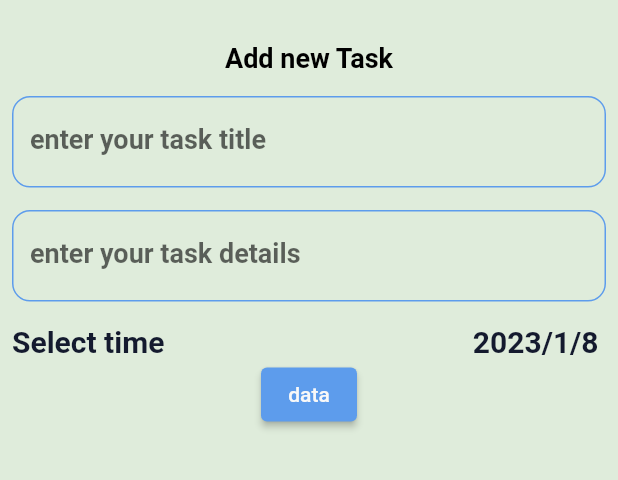
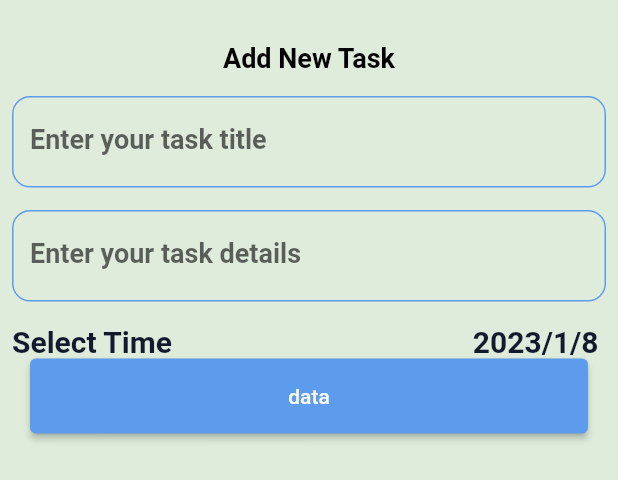
Before and after one commit to mhmedhasn/To-Do, a Flutter app: the AddTaskBottomSheet widget shown alone on an empty page, opened directly, on a phone screen of 412 x 824 dp. Shown: the top 480 px of the screen. Run offline on Flutter 3.47's test engine with Material 2 defaults, Android fonts, the phone set to English and light mode, and no system bars; our stand-ins replace cloud_firestore, date_picker_timeline, firebase_core, flutter_slidable; accounts and stored records are empty; generated files the repository leaves out were written again.

Commit message:
Create Localizations and themeing

```diff
--- a/lib/main.dart
+++ b/lib/main.dart
@@ -37,7 +37,7 @@ class MyApp extends StatelessWidget {
       initialRoute: HomeLayout.routName,
       routes: {
         HomeLayout.routName: (context) => HomeLayout(),
-        // edit_task.routName: (context) =>  edit_task(),
+        edit_task.routName: (context) =>  edit_task(),
       },
       theme: MyThemeData.lightTheme,
       darkTheme: MyThemeData.darkTheme,
--- a/lib/modules/tasks_list/add_task_bottom_sheet.dart
+++ b/lib/modules/tasks_list/add_task_bottom_sheet.dart
@@ -3,6 +3,7 @@ import 'package:flutter/material.dart';
 import 'package:todo_app/models/Task1.dart';
 import 'package:todo_app/shared/components/ui_utils.dart';
 import 'package:todo_app/shared/network/local/firebase_.dart';
+import 'package:flutter_gen/gen_l10n/app_localizations.dart';
 
 class AddTaskBottomSheet extends StatefulWidget {
   @override
@@ -19,13 +20,14 @@ class _AddTaskBottomSheetState extends State<AddTaskBottomSheet> {
   Widget build(BuildContext context) {
     return Padding(
       padding: const EdgeInsets.all(8.0),
+      child: SingleChildScrollView(
         child: Column(
           children: [
             SizedBox(
               height: 20,
             ),
             Text(
-            'Add new Task',
+              AppLocalizations.of(context)!.addNewTask,
               style: Theme.of(context).textTheme.subtitle1,
             ),
             SizedBox(
@@ -38,13 +40,14 @@ class _AddTaskBottomSheetState extends State<AddTaskBottomSheet> {
                     TextFormField(
                       validator: (value) {
                         if (value != null && value.isEmpty) {
-                        return 'please enter your task title';
+                          return '${AppLocalizations.of(context)!.please}${AppLocalizations.of(context)!.enterYourTaskTitle}';
                         }
                         return null;
                       },
                       controller: titleController,
                       decoration: InputDecoration(
-                      label: Text('enter your task title'),
+                        label: Text(
+                            AppLocalizations.of(context)!.enterYourTaskTitle),
                         enabledBorder: OutlineInputBorder(
                           borderRadius: BorderRadius.circular(12),
                           borderSide:
@@ -63,14 +66,15 @@ class _AddTaskBottomSheetState extends State<AddTaskBottomSheet> {
                     TextFormField(
                       validator: (value) {
                         if (value != null && value.isEmpty) {
-                        return 'please enter your task title';
+                          return '${AppLocalizations.of(context)!.please}${AppLocalizations.of(context)!.enterYourTaskDetails}';
                         }
 
                         return null;
                       },
                       controller: descriptionController,
                       decoration: InputDecoration(
-                      label: Text('enter your task details'),
+                        label: Text(
+                            AppLocalizations.of(context)!.enterYourTaskDetails),
                         enabledBorder: OutlineInputBorder(
                           borderRadius: BorderRadius.circular(12),
                           borderSide:
@@ -93,7 +97,7 @@ class _AddTaskBottomSheetState extends State<AddTaskBottomSheet> {
                       child: Row(
                         mainAxisAlignment: MainAxisAlignment.spaceBetween,
                         children: [
-                        Text('Select time',
+                          Text(AppLocalizations.of(context)!.selectTime,
                               style: Theme.of(context).textTheme.headline1),
                           Text(
                               '${SelectedDate.year}/${SelectedDate.month}/${SelectedDate.day} ',
@@ -101,7 +105,11 @@ class _AddTaskBottomSheetState extends State<AddTaskBottomSheet> {
                         ],
                       ),
                     ),
-                  ElevatedButton(
+                    Container(
+                      padding: EdgeInsets.only(left: 12,right: 12),
+                      width: double.infinity,
+                      height: 50,
+                      child: ElevatedButton(
                           onPressed: () {
                             if (key1.currentState!.validate()) {
                               Task task = Task(
@@ -110,18 +118,22 @@ class _AddTaskBottomSheetState extends State<AddTaskBottomSheet> {
                                   date: DateUtils.dateOnly(SelectedDate)
                                       .millisecondsSinceEpoch);
                               showLoging('Loding....', context);
-                          addTaskToFirebase(task).then((value) => hideLoging(context));
+                              addTaskToFirebase(task)
+                                  .then((value) => hideLoging(context));
                               Navigator.pop(context);
-
-                          ///////////////////////
-                          // showMessage(
-                          //     context, 'The task was added successfully ', 'ok',
-                          //     () {
-                          //   Navigator.pop(context);
-                          // });
+                              /////////////////////
+                              showMessage(
+                                  context,
+                                  AppLocalizations.of(context)!
+                                      .thetaskwasaddedsuccessfully,
+                                  AppLocalizations.of(context)!.ok, () {
+                                Navigator.pop(context);Navigator.pop(context);
+                              });
                             }
                           },
+
                           child: Text('data')),
+                    ),
                     SizedBox(
                       height: 64.5,
                     ),
@@ -131,6 +143,7 @@ class _AddTaskBottomSheetState extends State<AddTaskBottomSheet> {
                   ],
                 ))
           ],
+        ),
       ),
     );
   }
--- a/lib/shared/network/local/firebase_.dart
+++ b/lib/shared/network/local/firebase_.dart
@@ -33,8 +33,6 @@ Future<void> updateTaskToFireStore(Task task) {
   return getTaskCollection().doc(task.id).update(task.toJson());
 }
 
-
-
 void isDone(Task task) {
   CollectionReference todoRef = getTaskCollection();
 
--- a/lib/shared/styles/my_theme.dart
+++ b/lib/shared/styles/my_theme.dart
@@ -6,11 +6,12 @@ class MyThemeData {
   static Color colorWhite = Color.fromARGB(255, 248, 248, 248);
   static Color colorBlueDark = Color.fromARGB(255, 20, 26, 46);
   static Color colorGrey = Color.fromARGB(255, 158, 158, 158);
+
   //_____________________________________________________________//
-  static Color colorblue2 = Color.fromARGB(255, 93, 156, 236);
-  static Color colorYalow = Color.fromARGB(255, 20, 25, 34);
-  static Color colorRed = Color.fromARGB(255, 166, 10, 34);
-
+  static Color colorRed = Color.fromARGB(105, 121, 191, 200);
+  static Color colorblak_d_m = Color.fromARGB(255, 19, 43, 65);
+  static Color colorYalow = Color.fromARGB(255, 15, 48, 73);
+  static Color color4 = Color.fromARGB(255, 93, 156, 236);
   static ThemeData lightTheme = ThemeData(
     primaryColor: MyThemeData.colorblue,
     colorScheme: ColorScheme(
@@ -22,7 +23,7 @@ class MyThemeData {
         error: colorRed,
         onError: colorgreen,
         background: Colors.transparent,
-        onBackground:colorBlueDark ,
+        onBackground: colorBlueDark,
         surface: Colors.grey,
         onSurface: colorBlueDark),
     //_____________________________________________________________//
@@ -62,38 +63,49 @@ class MyThemeData {
   //_________________________________________________________________________________________________//
   //_________________________________________________________________________________________________//
 
+  // brightness: Brightness.light,
+  // primary: colorblue,
+  // onPrimary: colorWhite,
+  // secondary: colorgreen,
+  // onSecondary: colorblue,
+  // error: colorRed,
+  // onError: colorgreen,
+  // background: Colors.transparent,
+  // onBackground:colorBlueDark ,
+  // surface: Colors.grey,
+  // onSurface: colorBlueDark),
   static ThemeData darkTheme = ThemeData(
       primaryColor: MyThemeData.colorYalow,
       colorScheme: ColorScheme(
           brightness: Brightness.dark,
-          primary: colorblue2,
-          onPrimary: colorBlueDark,
-          secondary: colorYalow,
+          primary: colorYalow,
+          onPrimary: colorblak_d_m,
+          secondary: colorRed,
           onSecondary: colorBlueDark,
           error: colorRed,
           onError: colorgreen,
-          background: Colors.transparent,
+          background: Colors.black26,
           onBackground: colorBlueDark,
-          surface: Colors.grey,
+          surface: Colors.black12,
           onSurface: colorWhite),
       //_____________________________________________________________//
 
       appBarTheme: AppBarTheme(
-        color: Colors.black,
+        color: color4,
         iconTheme: IconThemeData(color: MyThemeData.colorWhite),
         centerTitle: true,
         elevation: 0.0,
       ),
       //_____________________________________________________________//
 
-      scaffoldBackgroundColor: Colors.transparent,
+      scaffoldBackgroundColor: colorblak_d_m,
       //_____________________________________________________________//
 
       textTheme: TextTheme(
         headline1: TextStyle(
-            fontSize: 30, fontWeight: FontWeight.bold, color: colorWhite),
+            fontSize: 20, fontWeight: FontWeight.bold, color: colorWhite),
         subtitle1: TextStyle(
-            fontSize: 25, fontWeight: FontWeight.normal, color: colorWhite),
+            fontSize: 18, fontWeight: FontWeight.normal, color: colorWhite),
         subtitle2: TextStyle(
             fontSize: 20, fontWeight: FontWeight.bold, color: colorYalow),
       ),
@@ -106,5 +118,5 @@ class MyThemeData {
       //_____________________________________________________________//
 
       bottomSheetTheme:
-          BottomSheetThemeData(backgroundColor: MyThemeData.colorGrey));
+          BottomSheetThemeData(backgroundColor: MyThemeData.colorRed));
 }
```
Also changed, not shown: lib/l10n/app_ar.arb (+16 -1 lines), lib/l10n/app_en.arb (+16 -1 lines), lib/modules/settings/sittings.dart (+4 -4 lines), lib/modules/tasks_list/edit_task_screen.dart (+45 -22 lines), lib/modules/tasks_list/task_item.dart (+9 -11 lines), lib/modules/tasks_list/tasks_list.dart (+23 -12 lines), lib/my_provider.dart (+7 -7 lines), pubspec.yaml (+7 -1 lines), assets/image/icon/logo.png, pubspec.lock, 26 other files. Lines whose indentation alone changed are shown as unchanged.
